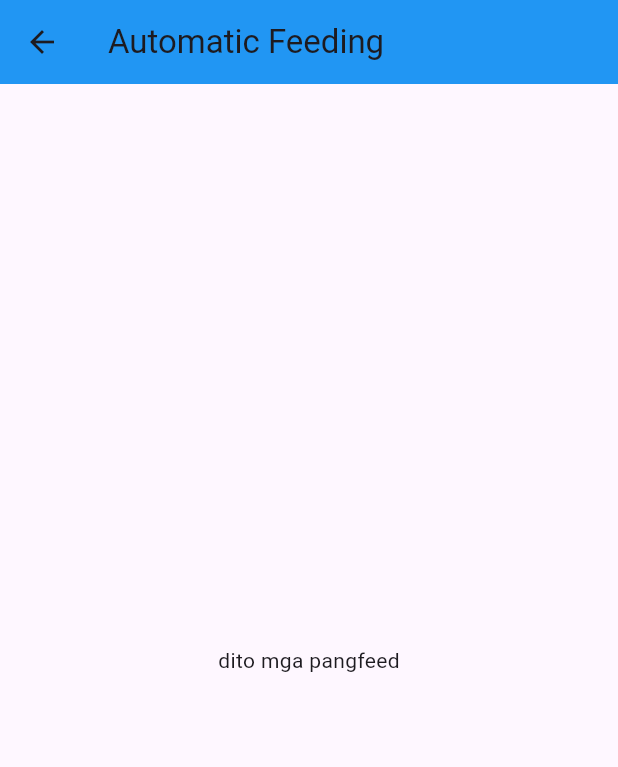
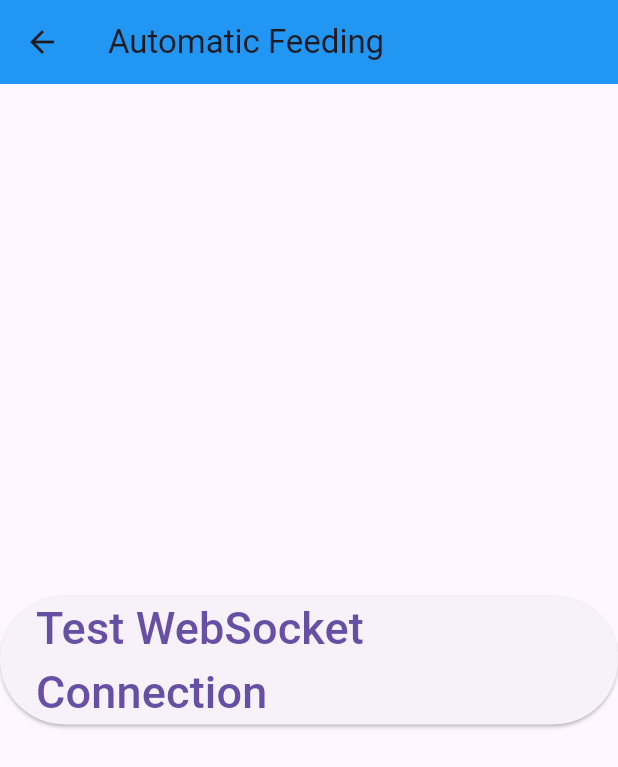
Before and after one commit to jedbrixcode/AquaCare-App, a Flutter app: the AutoFeedingPage screen opened directly, on a phone screen of 412 x 824 dp. Shown: the top 767 px of the screen. Run offline on Flutter 3.47's test engine with Material 3 defaults, Android fonts, the phone set to English and light mode, and no system bars; our stand-ins replace firebase_core, firebase_database, flutter_local_notifications, loading_animation_widget, socket_io_client; accounts and stored records are empty; network calls fail.

Commit message:
socket.io connected

```diff
--- a/lib/pages/autofeed_page.dart
+++ b/lib/pages/autofeed_page.dart
@@ -1,4 +1,5 @@
 import 'package:flutter/material.dart';
+import 'package:aquacare_v5/pages/Services/socket_service.dart';
 
 class AutoFeedingPage extends StatefulWidget {
   const AutoFeedingPage({super.key});
@@ -9,13 +10,31 @@ class AutoFeedingPage extends StatefulWidget {
 
 class _AutoFeedingPageState extends State<AutoFeedingPage> {
   @override
+  void initState() {
+    super.initState();
+    SocketService().initSocket((type, message) {
+      print("[$type Notification] $message");
+    });
+  }
+
+  @override
   Widget build(BuildContext context) {
     return Scaffold(
       appBar: AppBar(
         title: Text("Automatic Feeding"),
         backgroundColor: Colors.blue,
       ),
-      body: Center(child: Text("dito mga pangfeed")),
+      body: Center(
+        child: ElevatedButton(
+          onPressed: () {
+            SocketService().sendTestMessage(); // Sends to the backend
+          },
+          child: const Text(
+            "Test WebSocket Connection",
+            style: TextStyle(fontSize: 30),
+          ),
+        ),
+      ),
     );
   }
 }
--- a/pubspec.yaml
+++ b/pubspec.yaml
@@ -43,6 +43,8 @@ dependencies:
   provider: ^6.1.4
   firebase_ui_auth: ^1.16.1
   flutter_local_notifications: ^19.0.0
+  socket_io_client: ^2.0.3+1
+
 
 
 dev_dependencies:
```
Also changed, not shown: lib/main.dart (+7 -1 lines), lib/pages/Services/socket_service.dart (+58 -0 lines), pubspec.lock, 1 other file.
